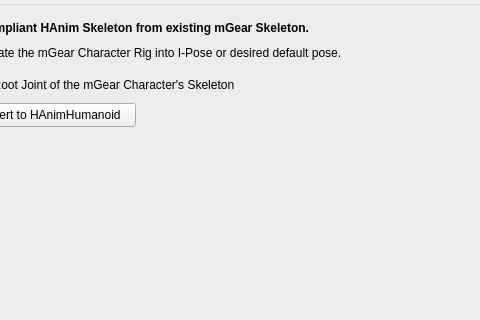
und-dream-lab/rawkee, file rawkee4maya/maya/auxilary/RKCharacterEditorGenericSkeletonPanel.ui: the form before one commit; both pictures show x 143 to 623 and y 0 to 320 of the 800 by 600 pixel window.
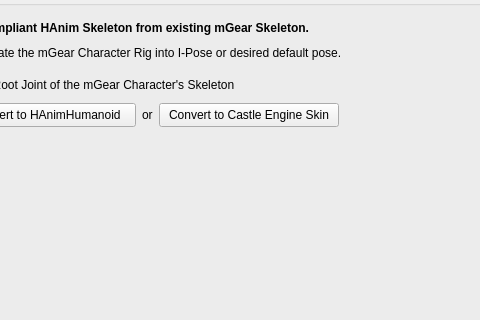
The form after the commit.

Commit message: Character Updates and Outliner menu additions to RawKee for Maya, including Castle Game Engine specific Skin node extension component. (#130)

```diff
--- a/rawkee4maya/maya/auxilary/RKCharacterEditorGenericSkeletonPanel.ui
+++ b/rawkee4maya/maya/auxilary/RKCharacterEditorGenericSkeletonPanel.ui
@@ -249,6 +249,26 @@
          </property>
         </widget>
        </item>
+       <item>
+        <widget class="QLabel" name="label">
+         <property name="text">
+          <string>or</string>
+         </property>
+        </widget>
+       </item>
+       <item>
+        <widget class="QPushButton" name="setAsCGESkin">
+         <property name="minimumSize">
+          <size>
+           <width>180</width>
+           <height>24</height>
+          </size>
+         </property>
+         <property name="text">
+          <string>Convert to Castle Engine Skin</string>
+         </property>
+        </widget>
+       </item>
        <item>
         <spacer name="horizontalSpacer_15">
          <property name="orientation">
```
Left out of the diff: 2 changed lines with no effect on the pictures. The commit also changes 6 other files.
